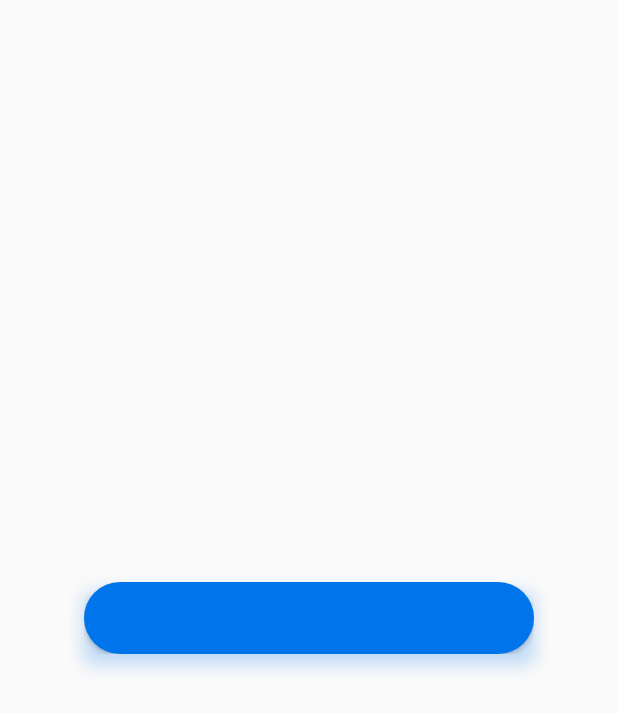
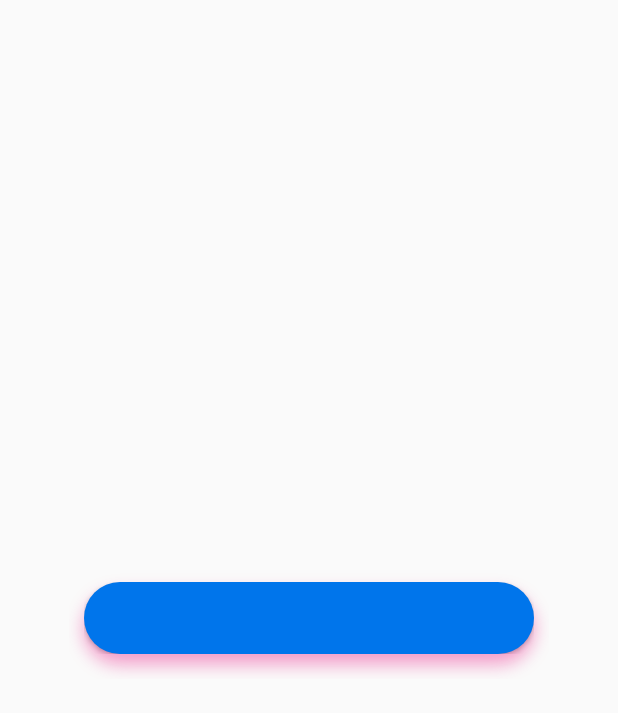
Before and after one commit to SabriGhazali/Shadout-Android, an Android app: the screen it shows after launch (MainActivity before the commit, TestActivity after it), on a phone screen of 412 x 824 dp. Shown: the top 713 px of the screen. Run offline under Robolectric (Android 15) with nearby library versions, the phone set to English and light mode, and no system bars.

Commit message:
add modification programmatically

```diff
--- a/sample/src/main/AndroidManifest.xml
+++ b/sample/src/main/AndroidManifest.xml
@@ -11,8 +11,7 @@
         android:supportsRtl="true"
         android:theme="@style/AppTheme"
         tools:ignore="GoogleAppIndexingWarning">
-        <activity
-            android:name=".MainActivity"
+        <activity android:name=".TestActivity"
             android:theme="@style/Theme.AppCompat.Light.NoActionBar">
             <intent-filter>
                 <action android:name="android.intent.action.MAIN" />
--- a/sample/src/main/java/com/github/sablasvegas/sample/MainActivity.kt
+++ /dev/null
@@ -1,15 +0,0 @@
-package com.github.sablasvegas.sample
-
-import android.os.Bundle
-import androidx.appcompat.app.AppCompatActivity
-
-
-class MainActivity : AppCompatActivity() {
-
-
-
-        override fun onCreate(savedInstanceState: Bundle?) {
-        super.onCreate(savedInstanceState)
-        setContentView(R.layout.activity_main)
-    }
-}
--- /dev/null
+++ b/sample/src/main/java/com/github/sablasvegas/sample/TestActivity.java
@@ -0,0 +1,39 @@
+package com.github.sablasvegas.sample;
+
+import androidx.appcompat.app.AppCompatActivity;
+
+import android.os.Bundle;
+import android.view.View;
+import android.widget.Button;
+
+import com.github.sablasvegas.shadout.Shadout;
+
+public class TestActivity extends AppCompatActivity {
+
+    Button button;
+    Shadout shadout;
+    int i = -1;
+
+    @Override
+    protected void onCreate(Bundle savedInstanceState) {
+        super.onCreate(savedInstanceState);
+        setContentView(R.layout.activity_test);
+        shadout = findViewById(R.id.shad);
+        button = findViewById(R.id.butt);
+        button.setOnClickListener(new View.OnClickListener() {
+            @Override
+            public void onClick(View v) {
+                i++;
+                if (i == 0)
+                    shadout.setMShadowColor(getResources().getColor(R.color.color_blue_shadow));
+                if (i == 1)
+                    shadout.setMShadowColor(getResources().getColor(R.color.colorPrimary));
+                if (i == 2) {
+                    shadout.setMShadowColor(TestActivity.this.getResources().getColor(R.color.color_pink_shadow));
+                    i = -1;
+                }
+
+            }
+        });
+    }
+}
--- a/sample/src/main/res/layout/activity_main.xml
+++ /dev/null
@@ -1,30 +0,0 @@
-<?xml version="1.0" encoding="utf-8"?>
-<androidx.constraintlayout.widget.ConstraintLayout xmlns:android="http://schemas.android.com/apk/res/android"
-    xmlns:app="http://schemas.android.com/apk/res-auto"
-    xmlns:tools="http://schemas.android.com/tools"
-    android:layout_width="match_parent"
-    android:layout_height="match_parent"
-    tools:context="MainActivity">
-
-    <com.github.sablasvegas.shadout.Shadout
-        android:layout_width="wrap_content"
-        android:layout_height="wrap_content"
-        app:layout_constraintBottom_toBottomOf="parent"
-        app:layout_constraintLeft_toLeftOf="parent"
-        app:layout_constraintRight_toRightOf="parent"
-        app:layout_constraintTop_toTopOf="parent"
-        app:Dy="7dp"
-        app:shadowColor="#400075EB"
-        app:shadowRadius="10dp">
-        <Button
-            android:layout_width="300dp"
-            android:layout_height="wrap_content"
-            android:background="@drawable/bg_rounded_gradient_blue"
-            app:layout_constraintBottom_toBottomOf="parent"
-            app:layout_constraintLeft_toLeftOf="parent"
-            app:layout_constraintRight_toRightOf="parent"
-            app:layout_constraintTop_toTopOf="parent" />
-    </com.github.sablasvegas.shadout.Shadout>
-
-
-</androidx.constraintlayout.widget.ConstraintLayout>
--- /dev/null
+++ b/sample/src/main/res/layout/activity_test.xml
@@ -0,0 +1,33 @@
+<?xml version="1.0" encoding="utf-8"?>
+<androidx.constraintlayout.widget.ConstraintLayout xmlns:android="http://schemas.android.com/apk/res/android"
+    xmlns:app="http://schemas.android.com/apk/res-auto"
+    xmlns:tools="http://schemas.android.com/tools"
+    android:layout_width="match_parent"
+    android:layout_height="match_parent"
+    tools:context=".TestActivity">
+
+    <com.github.sablasvegas.shadout.Shadout
+        android:id="@+id/shad"
+        android:layout_width="wrap_content"
+        android:layout_height="wrap_content"
+        app:layout_constraintBottom_toBottomOf="parent"
+        app:layout_constraintLeft_toLeftOf="parent"
+        app:layout_constraintRight_toRightOf="parent"
+        app:layout_constraintTop_toTopOf="parent"
+        app:shadowColor="@color/color_pink_shadow"
+        app:Dy="7dp"
+        app:shadowRadius="10dp"
+        app:cornerRadius="100dp">
+        <Button
+            android:id="@+id/butt"
+            android:layout_width="300dp"
+            android:layout_height="wrap_content"
+            android:background="@drawable/bg_rounded_gradient_blue"
+            app:layout_constraintBottom_toBottomOf="parent"
+            app:layout_constraintLeft_toLeftOf="parent"
+            app:layout_constraintRight_toRightOf="parent"
+            app:layout_constraintTop_toTopOf="parent" />
+    </com.github.sablasvegas.shadout.Shadout>
+
+
+</androidx.constraintlayout.widget.ConstraintLayout>
--- a/sample/src/main/res/values/colors.xml
+++ b/sample/src/main/res/values/colors.xml
@@ -1,10 +1,8 @@
 <?xml version="1.0" encoding="utf-8"?>
 <resources>
-    <color name="colorPrimary">#008577</color>
+    <color name="colorPrimary">#66008577</color>
     <color name="colorPrimaryDark">#00574B</color>
-    <color name="colorAccent">#D81B60</color>
-    <color name="color_blue">#0075EB</color>
-    <color name="color_blue_shadow">#660075EB</color>
+    <color name="colorAccent">#66D81B60</color>
     <color name="color_pink_shadow">#66E9097E</color>
     <color name="color_pink">#E9097E</color>
 
--- a/shadout/src/main/java/com/github/sablasvegas/shadout/Shadout.kt
+++ b/shadout/src/main/java/com/github/sablasvegas/shadout/Shadout.kt
@@ -6,30 +6,63 @@ import android.graphics.*
 import android.graphics.drawable.BitmapDrawable
 import android.os.Build
 import android.util.AttributeSet
+import android.view.View
+import android.view.ViewGroup
 import android.widget.FrameLayout
+import androidx.core.graphics.toColor
 
 class Shadout : FrameLayout {
 
+    private var h: Int = 1
+    private var w: Int = 1
+
     var mShadowColor = 0
+        set(value) {
+            field = value
+            setBackgroundCompat(w, h)
+        }
+
     var mShadowRadius = 0f
+        set(value) {
+            field = value
+            setBackgroundCompat(w, h)
+        }
     var mCornerRadius = 0f
+        set(value) {
+            field = value
+            setBackgroundCompat(w, h)
+        }
+
     var mDx = 0f
+        set(value) {
+            field = value
+            setBackgroundCompat(w, h)
+        }
     var mDy = 0f
+        set(value) {
+            field = value
+            setBackgroundCompat(w, h)
+        }
+
     private val mInvalidateShadowOnSizeChanged = true
     private var mForceInvalidateShadow = false
 
 
     constructor(context: Context) : super(context) {
-        initView(context,null)
+        initView(context, null)
     }
+
     constructor(context: Context, attrs: AttributeSet?) : super(context, attrs) {
-        initView(context,attrs)
-    }
-    constructor(context: Context, attrs: AttributeSet?, defStyleAttr: Int) : super(context, attrs, defStyleAttr)
-    {
         initView(context, attrs)
     }
 
+    constructor(context: Context, attrs: AttributeSet?, defStyleAttr: Int) : super(
+        context,
+        attrs,
+        defStyleAttr
+    ) {
+        initView(context, attrs)
+    }
 
 
     override fun getSuggestedMinimumWidth(): Int {
@@ -48,6 +81,7 @@ class Shadout : FrameLayout {
         }
     }
 
+
     override fun onLayout(
         changed: Boolean,
         left: Int,
@@ -60,6 +94,8 @@ class Shadout : FrameLayout {
             mForceInvalidateShadow = false
             setBackgroundCompat(right - left, bottom - top)
         }
+        w = right - left
+        h = bottom - top
     }
 
     private fun initView(
@@ -77,10 +113,11 @@ class Shadout : FrameLayout {
     private fun setBackgroundCompat(
         w: Int,
         h: Int
-    ) { if (isInEditMode) {
-        setBackgroundColor(mShadowColor)
-        return
-    }
+    ) {
+//        if (isInEditMode) {
+//            setBackgroundColor(mShadowColor)
+//            return
+//        }
         val bitmap = createShadowBitmap(
             w,
             h,
@@ -118,7 +155,7 @@ class Shadout : FrameLayout {
             mDy = attr.getDimension(R.styleable.Shadout_Dy, 0f)
             mShadowColor = attr.getColor(
                 R.styleable.Shadout_shadowColor,
-                resources.getColor(R.color.color_grey)
+                resources.getColor(R.color.color_Black)
             )
         } finally {
             attr.recycle()
@@ -171,5 +208,4 @@ class Shadout : FrameLayout {
     }
 
 
-
 }
--- a/shadout/src/main/res/values/colors.xml
+++ b/shadout/src/main/res/values/colors.xml
@@ -2,8 +2,6 @@
 <resources>
     <color name="color_blue">#0075EB</color>
     <color name="color_blue_shadow">#660075EB</color>
-    <color name="color_pink_shadow">#66E9097E</color>
-    <color name="color_pink">#E9097E</color>
     <color name="color_grey">#66828282</color>
     <color name="color_Black">#66000000</color>
 </resources>
```
Also changed, not shown: 1219 other files.
